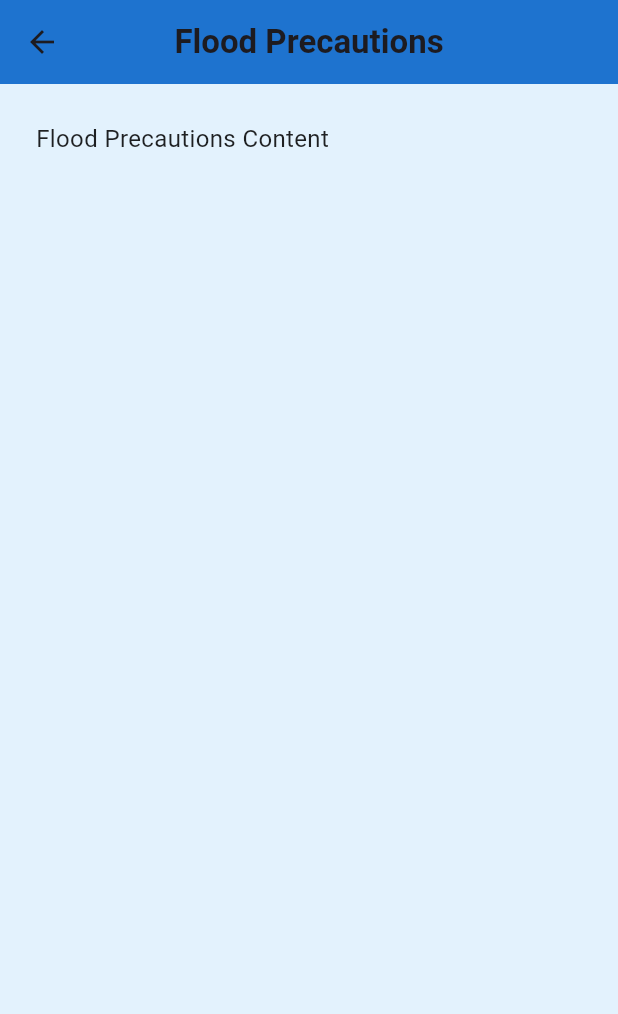
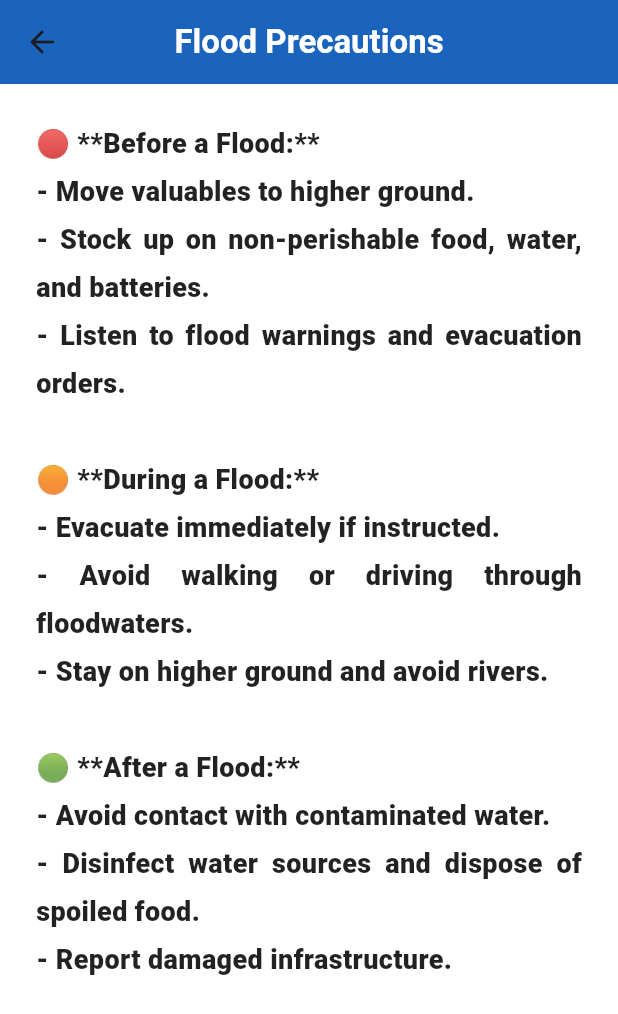
Before and after one commit to Kamalesh8287/DECEPTICON, a Flutter app: the Precautions2 screen opened directly, after a tap on "Flood Precautions", on a phone screen of 412 x 824 dp. Shown: the top 1014 px of the screen. Run offline on Flutter 3.47's test engine with Material 3 defaults, Android fonts, the phone set to English and light mode, and no system bars.

Commit message:
modified:   android/app/src/main/AndroidManifest.xml 	modified:   ios/Runner/Info.plist 	modified:   lib/alerts.dart 	modified:   lib/main.dart 	modified:   lib/onpressedsos.dart 	modified:   lib/precautions1.dart 	modified:   lib/precautions2.dart 	modified:   lib/report.dart 	modified:   linux/flutter/generated_plugin_registrant.cc 	modified:   linux/flutter/generated_plugins.cmake 	modified:   macos/Flutter/GeneratedPluginRegistrant.swift 	modified:   pubspec.lock 	modified:   pubspec.yaml 	modified:   windows/flutter/generated_plugin_registrant.cc 	modified:   windows/flutter/generated_plugins.cmake

```diff
--- a/lib/onpressedsos.dart
+++ b/lib/onpressedsos.dart
@@ -10,7 +10,9 @@ class Sos extends StatelessWidget {
       appBar: AppBar(
         title: const Text(
           'Request Reached',
-          style: TextStyle(fontWeight: FontWeight.bold),
+          style:
+          TextStyle(fontWeight: FontWeight.bold ,
+          color: Colors.white),
         ),
         backgroundColor: Colors.red.shade600,
         centerTitle: true,
--- a/lib/precautions2.dart
+++ b/lib/precautions2.dart
@@ -12,26 +12,25 @@ class Precautions2 extends StatelessWidget {
           style: TextStyle(
             fontWeight: FontWeight.bold,
             fontSize: 24,
-            color: Colors.white,
+            color: Colors.white, // Changed to white
           ),
         ),
-        backgroundColor: Colors.blue.shade700,
+        backgroundColor: Colors.blue.shade800,
         centerTitle: true,
         elevation: 2,
       ),
-      backgroundColor: Colors.blue.shade50,
-      body: SingleChildScrollView( // <-- Added to make the list scrollable
+      backgroundColor: Colors.grey.shade100,
+      body: Padding(
         padding: const EdgeInsets.symmetric(horizontal: 24, vertical: 20),
         child: Column(
+          mainAxisAlignment: MainAxisAlignment.spaceEvenly,
           crossAxisAlignment: CrossAxisAlignment.stretch,
           children: [
-            const SizedBox(height: 10),
-            _buildButton(context, 'Cyclone Precautions', 'Cyclone Precautions Content'),
-            _buildButton(context, 'Earthquake Precautions', 'Earthquake Precautions Content'),
-            _buildButton(context, 'Flood Precautions', 'Flood Precautions Content'),
-            _buildButton(context, 'Fire Precautions', 'Fire Precautions Content'),
-            _buildButton(context, 'Tsunami Precautions', 'Tsunami Precautions Content'),
-            const SizedBox(height: 20), // Added padding at the bottom
+            _buildButton(context, 'Cyclone Precautions', cyclonePrecautions),
+            _buildButton(context, 'Earthquake Precautions', earthquakePrecautions),
+            _buildButton(context, 'Flood Precautions', floodPrecautions),
+            _buildButton(context, 'Fire Precautions', firePrecautions),
+            _buildButton(context, 'Tsunami Precautions', tsunamiPrecautions),
           ],
         ),
       ),
@@ -46,22 +45,23 @@ class Precautions2 extends StatelessWidget {
           Navigator.push(
             context,
             MaterialPageRoute(
-              builder: (context) => PrecautionDetails(title: text, content: content),
+              builder: (context) =>
+                  PrecautionDetails(title: text, content: content),
             ),
           );
         },
         style: ElevatedButton.styleFrom(
-          backgroundColor: Colors.blue.shade600,
+          backgroundColor: Colors.blue.shade700,
           foregroundColor: Colors.white,
-          padding: const EdgeInsets.symmetric(vertical: 16),
+          padding: const EdgeInsets.symmetric(vertical: 20),
           shape: RoundedRectangleBorder(
-            borderRadius: BorderRadius.circular(12),
+            borderRadius: BorderRadius.circular(16),
           ),
-          elevation: 3,
+          elevation: 4,
         ),
         child: Text(
           text,
-          style: const TextStyle(fontSize: 16, fontWeight: FontWeight.w500),
+          style: const TextStyle(fontSize: 18, fontWeight: FontWeight.bold),
           textAlign: TextAlign.center,
         ),
       ),
@@ -81,20 +81,24 @@ class PrecautionDetails extends StatelessWidget {
       appBar: AppBar(
         title: Text(
           title,
-          style: const TextStyle(fontWeight: FontWeight.bold),
+          style: const TextStyle(
+            fontWeight: FontWeight.bold,
+            color: Colors.white, // Changed to white
+          ),
         ),
-        backgroundColor: Colors.blue.shade700,
+        backgroundColor: Colors.blue.shade800,
         centerTitle: true,
         elevation: 2,
       ),
-      backgroundColor: Colors.blue.shade50,
+      backgroundColor: Colors.white,
       body: Padding(
         padding: const EdgeInsets.all(24),
         child: Text(
           content,
           style: const TextStyle(
-            fontSize: 16,
-            height: 1.6,
+            fontSize: 18,
+            fontWeight: FontWeight.w800,
+            height: 1.8,
             color: Colors.black87,
           ),
           textAlign: TextAlign.justify,
@@ -103,3 +107,90 @@ class PrecautionDetails extends StatelessWidget {
     );
   }
 }
+
+// === Precaution Content ===
+const String cyclonePrecautions = '''
+🔴 **Before a Cyclone:**
+- Secure loose objects around your house.
+- Keep an emergency kit ready with food, water, and essential medicines.
+- Stay informed through radio, TV, or mobile alerts.
+- Evacuate low-lying areas when advised.
+
+🟠 **During a Cyclone:**
+- Stay indoors, away from windows and doors.
+- Turn off gas and electricity if there is flooding.
+- Keep emergency lights handy.
+- Avoid using the phone except for emergencies.
+
+🟢 **After a Cyclone:**
+- Listen to official updates and advice.
+- Avoid flooded areas and downed power lines.
+- Check for structural damage before re-entering your house.
+''';
+
+const String earthquakePrecautions = '''
+🔴 **Before an Earthquake:**
+- Secure heavy furniture and appliances to walls.
+- Prepare an emergency kit with essentials.
+- Identify safe spots like under sturdy tables or against interior walls.
+
+🟠 **During an Earthquake:**
+- Drop, Cover, and Hold On.
+- Stay away from glass, windows, and exterior walls.
+- If outdoors, move to an open area away from buildings and trees.
+
+🟢 **After an Earthquake:**
+- Check for injuries and provide first aid if needed.
+- Avoid damaged structures and report gas leaks.
+- Stay away from the beach in case of a tsunami risk.
+''';
+
+const String floodPrecautions = '''
+🔴 **Before a Flood:**
+- Move valuables to higher ground.
+- Stock up on non-perishable food, water, and batteries.
+- Listen to flood warnings and evacuation orders.
+
+🟠 **During a Flood:**
+- Evacuate immediately if instructed.
+- Avoid walking or driving through floodwaters.
+- Stay on higher ground and avoid rivers.
+
+🟢 **After a Flood:**
+- Avoid contact with contaminated water.
+- Disinfect water sources and dispose of spoiled food.
+- Report damaged infrastructure.
+''';
+
+const String firePrecautions = '''
+🔴 **Before a Fire:**
+- Install smoke alarms and test them regularly.
+- Keep flammable materials away from heat sources.
+- Prepare an escape plan and practice it with your family.
+
+🟠 **During a Fire:**
+- Stay low to avoid smoke inhalation.
+- Use a fire extinguisher if safe to do so.
+- Evacuate immediately and close doors behind you.
+
+🟢 **After a Fire:**
+- Do not re-enter the building until authorities say it is safe.
+- Check for structural damage and gas leaks.
+- Seek medical attention if needed.
+''';
+
+const String tsunamiPrecautions = '''
+🔴 **Before a Tsunami:**
+- Know the tsunami warning signs (earthquake, sudden ocean withdrawal).
+- Have an evacuation plan for reaching high ground.
+
+🟠 **During a Tsunami:**
+- Move to higher ground immediately.
+- Stay away from beaches and rivers.
+- Follow evacuation orders without delay.
+
+🟢 **After a Tsunami:**
+- Wait for official updates before returning.
+- Check for structural damage and gas leaks.
+- Report missing people to authorities.
+''';
--- a/pubspec.yaml
+++ b/pubspec.yaml
@@ -31,10 +31,13 @@ dependencies:
   flutter:
     sdk: flutter
 
+  # Third-party packages should be aligned at the same level
+  image_picker: ^1.0.7
+  cupertino_icons: ^1.0.8
 
   # The following adds the Cupertino Icons font to your application.
   # Use with the CupertinoIcons class for iOS style icons.
-  cupertino_icons: ^1.0.8
+
 
 dev_dependencies:
   flutter_test:
```
Also changed, not shown: lib/alerts.dart (+25 -3 lines), lib/main.dart (+51 -22 lines), lib/precautions1.dart (+20 -9 lines), lib/report.dart (+161 -100 lines), pubspec.lock, 7 other files.
